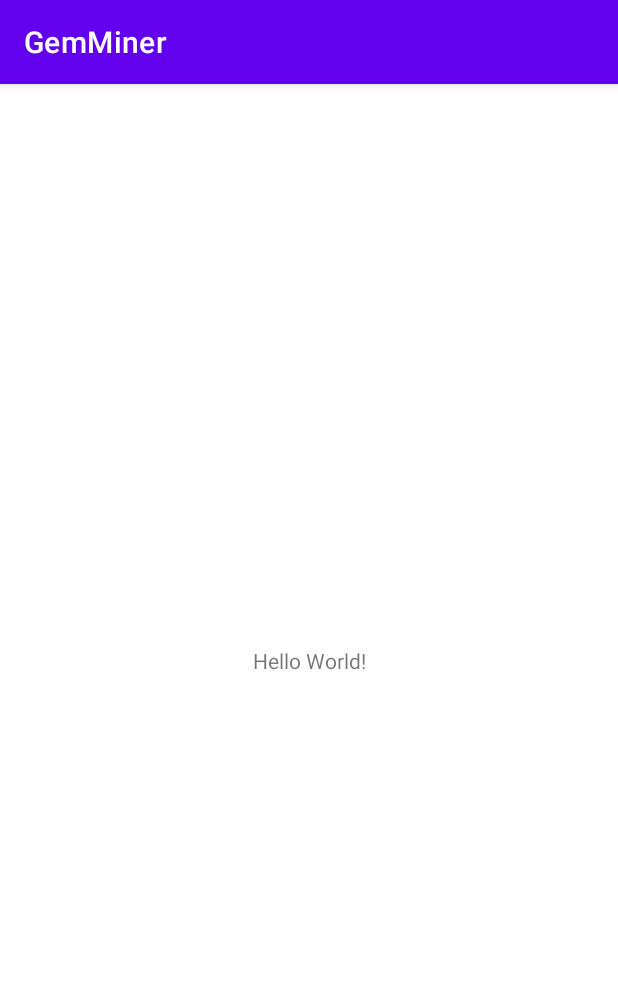
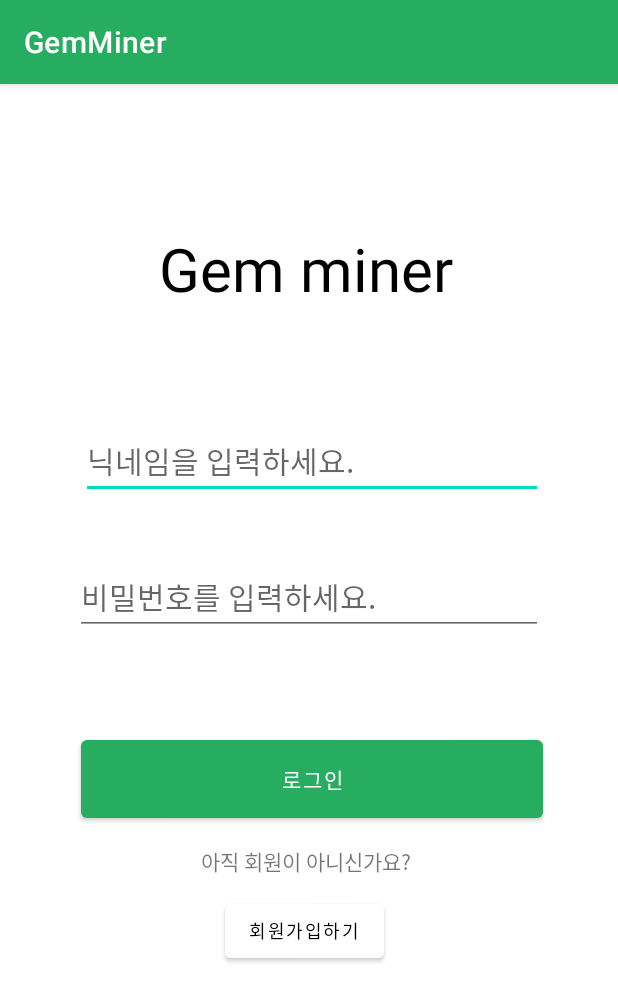
Before and after one commit to chaeyeon-yang/GemMiner_, an Android app: the screen it shows after launch (MainActivity), on a phone screen of 412 x 824 dp. Shown: the top 1002 px of the screen. Run offline under Robolectric (Android 15) with nearby library versions, the phone set to English and light mode, and no system bars; 2 statements that could not run were skipped.

Commit message:
initial commit

```diff
--- a/app/build.gradle
+++ b/app/build.gradle
@@ -29,6 +29,9 @@ android {
     kotlinOptions {
         jvmTarget = '1.8'
     }
+    buildFeatures{
+        viewBinding=true
+    }
 }
 
 dependencies {
--- a/app/src/main/AndroidManifest.xml
+++ b/app/src/main/AndroidManifest.xml
@@ -9,6 +9,7 @@
         android:roundIcon="@mipmap/ic_launcher_round"
         android:supportsRtl="true"
         android:theme="@style/Theme.GemMiner">
+
         <activity
             android:name=".MainActivity"
             android:exported="true">
@@ -18,6 +19,8 @@
                 <category android:name="android.intent.category.LAUNCHER" />
             </intent-filter>
         </activity>
+        <activity
+            android:name=".RegisterActivity" />
     </application>
 
 </manifest>
--- a/app/src/main/res/layout/activity_main.xml
+++ b/app/src/main/res/layout/activity_main.xml
@@ -1,18 +1,79 @@
 <?xml version="1.0" encoding="utf-8"?>
 <androidx.constraintlayout.widget.ConstraintLayout xmlns:android="http://schemas.android.com/apk/res/android"
-    xmlns:app="http://schemas.android.com/apk/res-auto"
     xmlns:tools="http://schemas.android.com/tools"
     android:layout_width="match_parent"
     android:layout_height="match_parent"
+    xmlns:app="http://schemas.android.com/apk/res-auto"
+    android:padding="50sp"
     tools:context=".MainActivity">
 
     <TextView
+        android:id="@+id/title"
         android:layout_width="wrap_content"
         android:layout_height="wrap_content"
-        android:text="Hello World!"
-        app:layout_constraintBottom_toBottomOf="parent"
-        app:layout_constraintLeft_toLeftOf="parent"
-        app:layout_constraintRight_toRightOf="parent"
+        android:layout_marginStart="56dp"
+        android:layout_marginTop="16dp"
+        android:paddingTop="30sp"
+        android:text="Gem miner"
+        android:textColor="@color/black"
+        android:textFontWeight="600"
+        android:textSize="40sp"
+        app:layout_constraintStart_toStartOf="parent"
         app:layout_constraintTop_toTopOf="parent" />
 
+    <EditText
+        android:id="@+id/nickname"
+        android:layout_width="match_parent"
+        android:layout_height="wrap_content"
+        android:layout_marginStart="4dp"
+        android:layout_marginTop="76dp"
+        android:hint="닉네임을 입력하세요."
+        android:textSize="20sp"
+        app:layout_constraintStart_toStartOf="parent"
+        app:layout_constraintTop_toBottomOf="@id/title" />
+
+    <EditText
+        android:id="@+id/password"
+        android:layout_width="match_parent"
+        android:layout_height="wrap_content"
+        android:layout_marginTop="40dp"
+        android:hint="비밀번호를 입력하세요."
+        android:textSize="20sp"
+        app:layout_constraintTop_toBottomOf="@+id/nickname"
+        tools:layout_editor_absoluteX="49dp" />
+
+    <Button
+        android:id="@+id/loginBtn"
+        android:layout_width="match_parent"
+        android:layout_height="wrap_content"
+        android:layout_marginStart="4dp"
+        android:layout_marginTop="64dp"
+        android:padding="15sp"
+        android:text="로그인"
+        app:layout_constraintStart_toStartOf="parent"
+        app:layout_constraintTop_toBottomOf="@+id/password" />
+
+    <TextView
+        android:id="@+id/register"
+        android:layout_width="wrap_content"
+        android:layout_height="wrap_content"
+        android:layout_marginStart="84dp"
+        android:layout_marginTop="12dp"
+        android:text="아직 회원이 아니신가요?"
+        app:layout_constraintStart_toStartOf="parent"
+        app:layout_constraintTop_toBottomOf="@+id/loginBtn" />
+
+    <Button
+        android:id="@+id/registerBtn"
+        android:layout_width="wrap_content"
+        android:layout_height="wrap_content"
+        android:layout_marginStart="100dp"
+        android:layout_marginTop="12dp"
+        android:backgroundTint="@color/white"
+        android:text="회원가입하기"
+        android:textSize="12sp"
+        android:textColor="@color/black"
+        app:layout_constraintStart_toStartOf="parent"
+        app:layout_constraintTop_toBottomOf="@id/register" />
+
 </androidx.constraintlayout.widget.ConstraintLayout>
--- a/app/src/main/res/values/colors.xml
+++ b/app/src/main/res/values/colors.xml
@@ -1,5 +1,6 @@
 <?xml version="1.0" encoding="utf-8"?>
 <resources>
+    <color name="app_color">#26AD60</color>
     <color name="purple_200">#FFBB86FC</color>
     <color name="purple_500">#FF6200EE</color>
     <color name="purple_700">#FF3700B3</color>
--- a/app/src/main/res/values/themes.xml
+++ b/app/src/main/res/values/themes.xml
@@ -2,8 +2,8 @@
     <!-- Base application theme. -->
     <style name="Theme.GemMiner" parent="Theme.MaterialComponents.DayNight.DarkActionBar">
         <!-- Primary brand color. -->
-        <item name="colorPrimary">@color/purple_500</item>
-        <item name="colorPrimaryVariant">@color/purple_700</item>
+        <item name="colorPrimary">@color/app_color</item>
+        <item name="colorPrimaryVariant">@color/app_color</item>
         <item name="colorOnPrimary">@color/white</item>
         <!-- Secondary brand color. -->
         <item name="colorSecondary">@color/teal_200</item>
```
Also changed, not shown: app/src/main/java/com/example/gemminer/MainActivity.kt (+10 -0 lines), app/src/main/java/com/example/gemminer/RegisterActivity.kt (added, +13 -0 lines), app/src/main/res/layout/activity_register.xml (added, +139 -0 lines).
